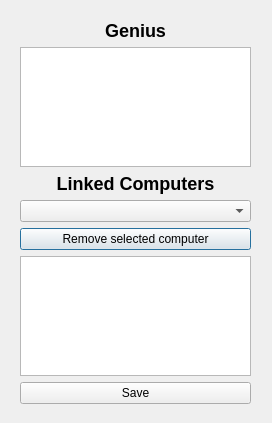
Above: editrelation.ui from danielm15/VLN1-2016-Hopur_16 before the change. Below: the same form after it.
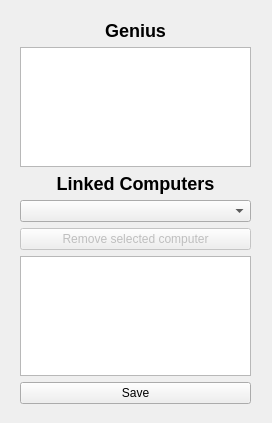
That is the form after the change.

What changed in the file:
```diff
--- a/editrelation.ui
+++ b/editrelation.ui
@@ -55,6 +55,9 @@
       </item>
       <item>
        <widget class="QPushButton" name="pushButtonRemoveComputer">
+        <property name="enabled">
+         <bool>false</bool>
+        </property>
         <property name="text">
          <string>Remove selected computer</string>
         </property>
```
